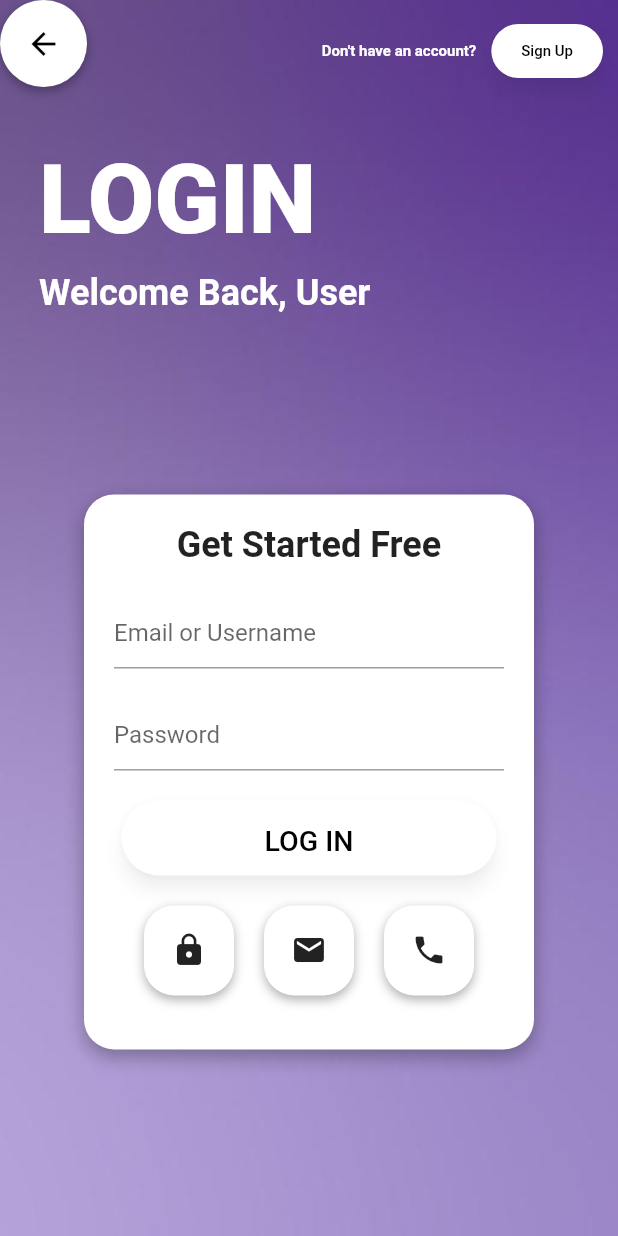
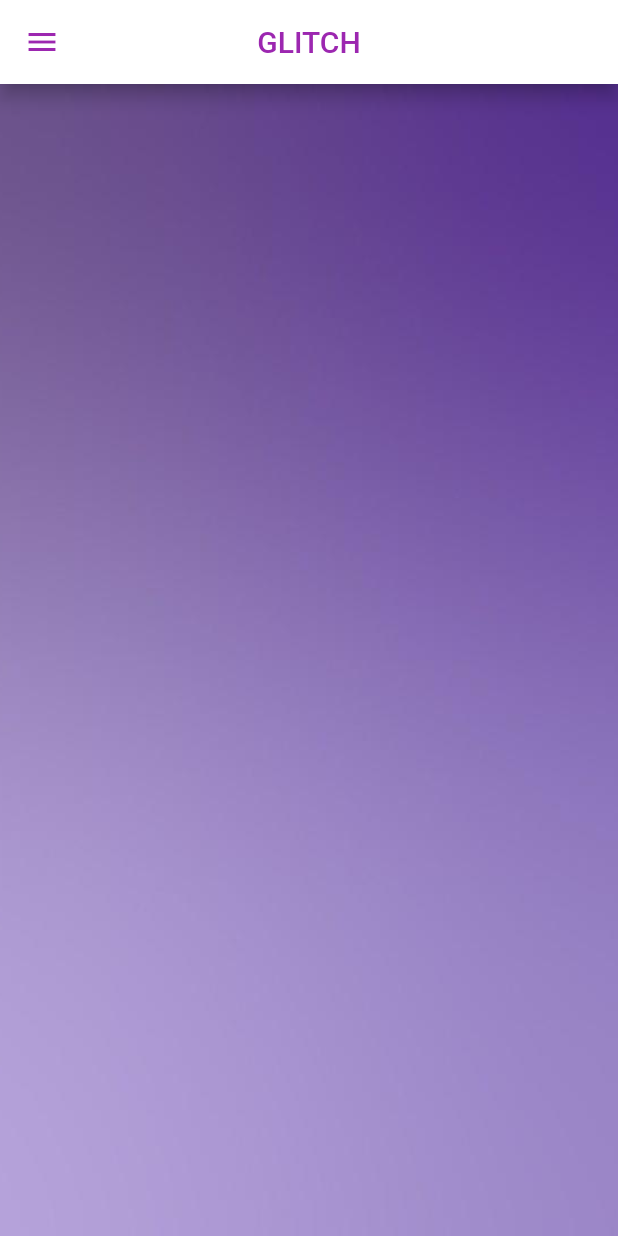
Before and after one commit to rudranil723/glitch, a Flutter app: the LoginScreen screen opened directly, after a tap on "LOG IN", on a phone screen of 412 x 824 dp. Run offline on Flutter 3.47's test engine with Material 2 defaults, Android fonts, the phone set to English and light mode, and no system bars; Roboto replaces fonts that are missing (SF Pro).

Commit message:
main screen is shapeing  up

```diff
--- a/lib/screens/login_screen.dart
+++ b/lib/screens/login_screen.dart
@@ -1,5 +1,6 @@
 import 'package:flutter/material.dart';
 import 'package:glitch/screens/signin_screen.dart';
+import 'package:glitch/screens/mainscreen.dart'; // Import MainScreen
 
 class LoginScreen extends StatelessWidget {
   @override
@@ -128,7 +129,12 @@ class LoginScreen extends StatelessWidget {
                       height: 50.0,
                       child: ElevatedButton(
                         onPressed: () {
-                          // Add your login logic here
+                          // Navigate to MainScreen when the "Log In" button is pressed
+                          Navigator.push(
+                            context,
+                            MaterialPageRoute(
+                                builder: (context) => MainScreen()),
+                          );
                         },
                         style: ElevatedButton.styleFrom(
                           primary: Colors.white,
--- /dev/null
+++ b/lib/screens/mainscreen.dart
@@ -0,0 +1,189 @@
+import 'package:flutter/material.dart';
+
+class MainScreen extends StatelessWidget {
+  @override
+  Widget build(BuildContext context) {
+    return Scaffold(
+      appBar: AppBar(
+        backgroundColor: Colors.white,
+        elevation: 5.0,
+        centerTitle: true,
+        title: Text(
+          'GLITCH',
+          style: TextStyle(
+            color: Colors.purple,
+            fontFamily: 'SF Pro',
+          ),
+        ),
+        leading: Padding(
+          padding: const EdgeInsets.all(8.0),
+          child: Builder(
+            builder: (context) => IconButton(
+              icon: Icon(
+                Icons.menu,
+                color: Colors.purple,
+              ),
+              onPressed: () {
+                Scaffold.of(context).openDrawer();
+              },
+            ),
+          ),
+        ),
+      ),
+      drawer: Container(
+        width: MediaQuery.of(context).size.width * 0.5,
+        child: Drawer(
+          child: ListView(
+            padding: EdgeInsets.zero,
+            children: <Widget>[
+              Container(
+                color: Colors.purple,
+                padding: EdgeInsets.symmetric(vertical: 20.0),
+                child: Column(
+                  children: <Widget>[
+                    Container(
+                      decoration: BoxDecoration(
+                        shape: BoxShape.circle,
+                        boxShadow: [
+                          BoxShadow(
+                            color: Colors.black.withOpacity(0.3),
+                            blurRadius: 5.0,
+                            offset: Offset(0, 3),
+                          ),
+                        ],
+                      ),
+                      child: CircleAvatar(
+                        radius: 50.0,
+                        backgroundImage: AssetImage('assets/images/kid.jpg'),
+                        backgroundColor: Colors.white,
+                      ),
+                    ),
+                    SizedBox(height: 10.0),
+                    Text(
+                      'Hey USER!',
+                      style: TextStyle(
+                        color: Colors.white,
+                        fontSize: 24,
+                        fontFamily: 'SF Pro',
+                        shadows: [
+                          Shadow(
+                            color: Colors.black.withOpacity(0.5),
+                            offset: Offset(0, 3),
+                            blurRadius: 6,
+                          ),
+                        ],
+                      ),
+                    ),
+                  ],
+                ),
+              ),
+              ListTile(
+                title: Text(
+                  'Home',
+                  style: TextStyle(
+                    fontFamily: 'SF Pro',
+                  ),
+                ),
+                onTap: () {
+                  Navigator.pop(context);
+                  // Add your logic for navigating to the Home screen here
+                },
+              ),
+              ListTile(
+                title: Text(
+                  "Doctor's Report",
+                  style: TextStyle(
+                    fontFamily: 'SF Pro',
+                  ),
+                ),
+                onTap: () {
+                  Navigator.pop(context);
+                  // Add your logic for navigating to the Doctor's Report screen here
+                },
+              ),
+              ListTile(
+                title: Text(
+                  'Games',
+                  style: TextStyle(
+                    fontFamily: 'SF Pro',
+                  ),
+                ),
+                onTap: () {
+                  Navigator.pop(context);
+                  // Add your logic for navigating to the Games screen here
+                },
+              ),
+              ListTile(
+                title: Text(
+                  'Roadmap',
+                  style: TextStyle(
+                    fontFamily: 'SF Pro',
+                  ),
+                ),
+                onTap: () {
+                  Navigator.pop(context);
+                  // Add your logic for navigating to the Roadmap screen here
+                },
+              ),
+              Divider(),
+              Expanded(
+                child: Align(
+                  alignment: Alignment.bottomCenter,
+                  child: Container(
+                    margin: EdgeInsets.all(20.0),
+                    decoration: BoxDecoration(
+                      borderRadius: BorderRadius.circular(32.0),
+                      boxShadow: [
+                        BoxShadow(
+                          color: Colors.black.withOpacity(0.3),
+                          blurRadius: 5.0,
+                          offset: Offset(0, 3),
+                        ),
+                      ],
+                    ),
+                    child: ElevatedButton(
+                      onPressed: () {
+                        // Add your logout logic here
+                      },
+                      style: ElevatedButton.styleFrom(
+                        primary: Colors.white,
+                        onPrimary: Colors.black,
+                        shape: RoundedRectangleBorder(
+                          borderRadius: BorderRadius.circular(32.0),
+                        ),
+                        padding: EdgeInsets.symmetric(
+                          vertical: 10.0,
+                          horizontal: 20.0,
+                        ),
+                        elevation: 5.0,
+                        shadowColor: Colors.black.withOpacity(0.3),
+                      ),
+                      child: Text(
+                        'Log Out',
+                        style: TextStyle(
+                          fontFamily: 'SF Pro',
+                        ),
+                      ),
+                    ),
+                  ),
+                ),
+              ),
+            ],
+          ),
+        ),
+      ),
+      body: Stack(
+        children: <Widget>[
+          // Background Image (Same as other screens)
+          Image.asset(
+            'assets/images/bg.jpeg',
+            fit: BoxFit.cover,
+            width: double.infinity,
+            height: double.infinity,
+          ),
+          // Your content goes here
+        ],
+      ),
+    );
+  }
+}
```
Also changed, not shown: pubspec.yaml (+25 -25 lines), assets/images/kid.jpg (added).
